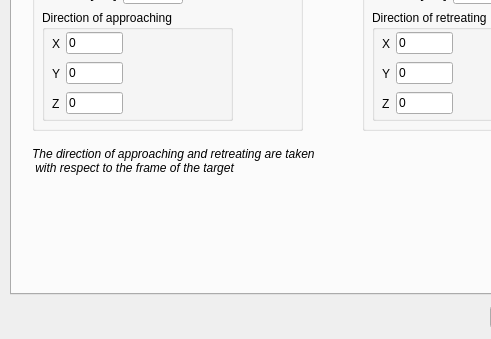
Above: ui/prmdialog.ui from zohannn/motion_manager before the change; both pictures show x 0 to 491 and y 106 to 445 of the 861 by 445 pixel window. Below: the same form after it.
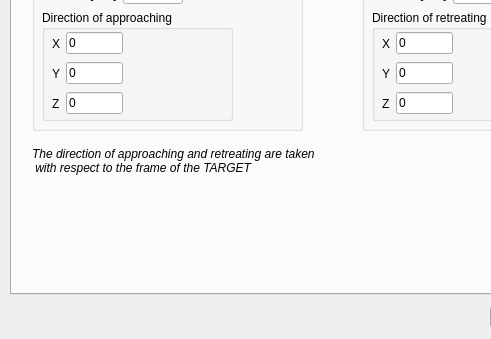
That is the form after the change. The open tabs and pages were chosen to show the change.

```diff
--- a/ui/prmdialog.ui
+++ b/ui/prmdialog.ui
@@ -178,7 +178,7 @@
      </property>
      <property name="text">
       <string>The direction of approaching and retreating are taken 
- with respect to the frame of the target</string>
+ with respect to the frame of the TARGET</string>
      </property>
     </widget>
     <widget class="QGroupBox" name="groupBox_pre_grasp">
```
Left out of the diff: 2 changed lines with no effect on the pictures.
